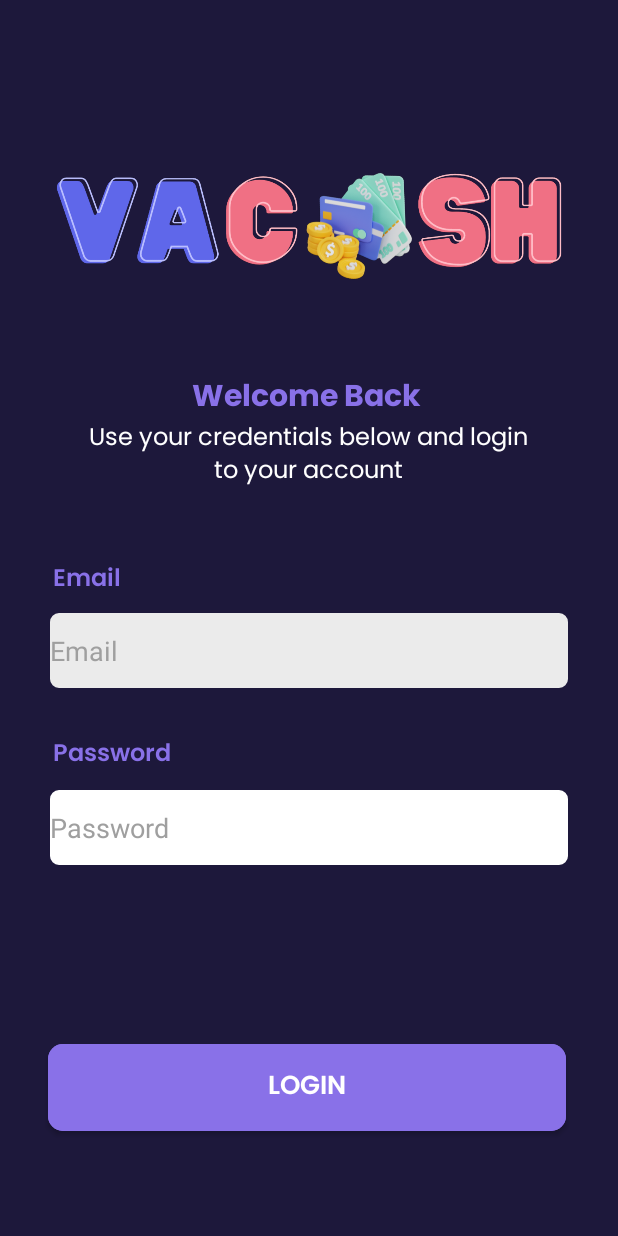
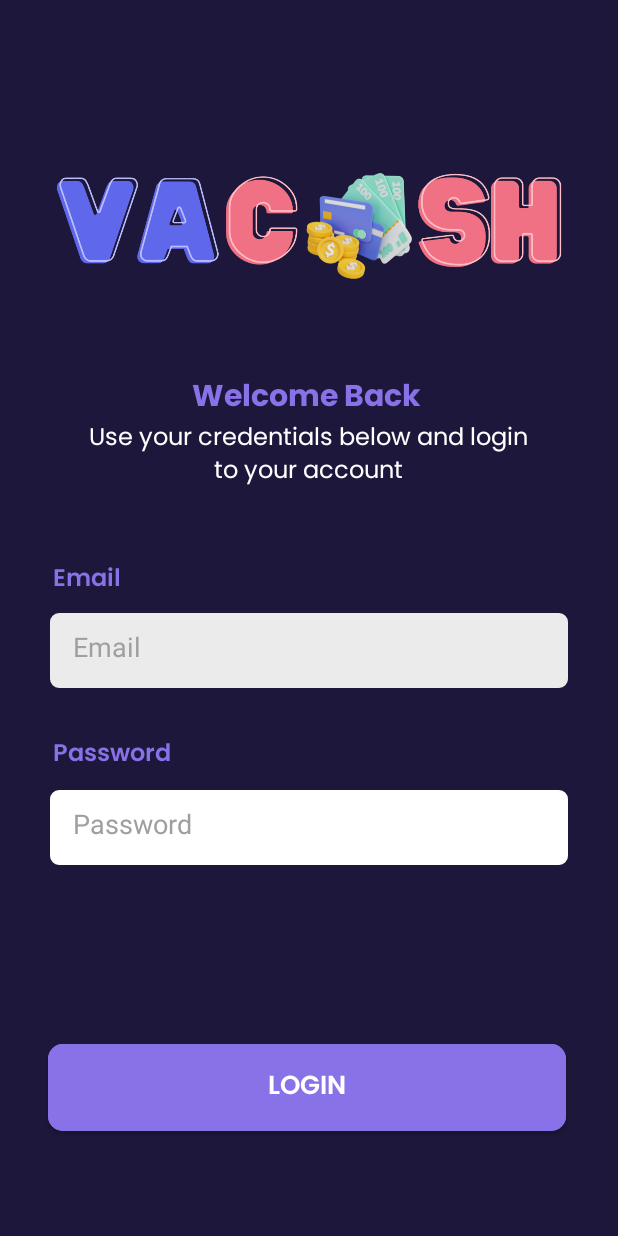
Before and after one commit to torianyap/VACash, an Android app: the LoginPage screen opened directly, with no data from a screen before it, on a phone screen of 412 x 824 dp. Run offline under Robolectric (Android 15) with nearby library versions, the phone set to English and light mode, and no system bars.

Commit message:
update_login

```diff
--- a/app/src/main/res/layout/activity_login_page.xml
+++ b/app/src/main/res/layout/activity_login_page.xml
@@ -46,10 +46,11 @@
         android:background="@drawable/textinputborder"
         android:backgroundTint="#EBEBEB"
         android:hint="Email"
+        android:padding="15dp"
         android:inputType="textEmailAddress"
         android:textColor="@color/black"
         android:textColorHint="#9F9F9F"
-        android:layout_marginLeft="2dp"
+
         app:layout_constraintBottom_toBottomOf="parent"
         app:layout_constraintEnd_toEndOf="parent"
         app:layout_constraintStart_toStartOf="parent"
@@ -120,6 +121,7 @@ to your account"
         android:inputType="textPassword"
         android:textColor="@color/black"
         android:textColorHint="#9F9F9F"
+        android:padding="15dp"
         app:layout_constraintBottom_toBottomOf="parent"
         app:layout_constraintEnd_toEndOf="parent"
         app:layout_constraintHorizontal_bias="0.469"
```
